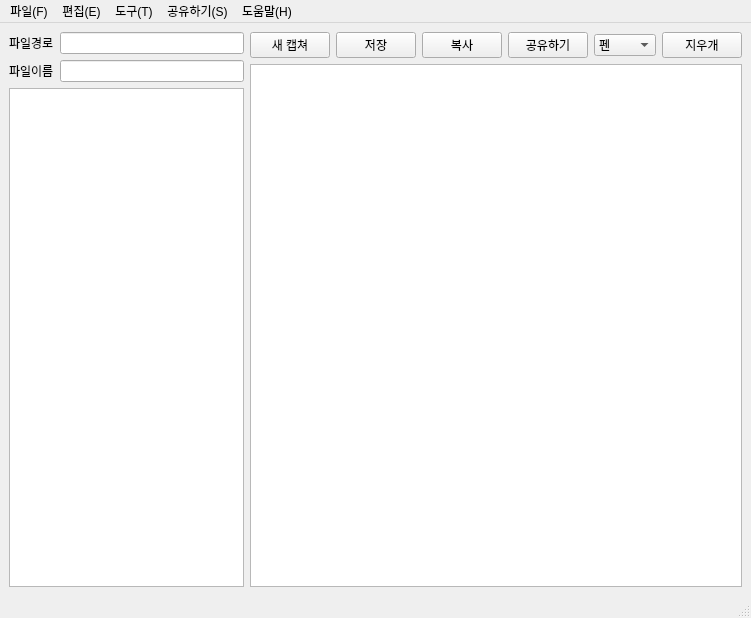
Qt form ui/capture.ui (jeongjeongguk/ADB_pyQT5) before a commit.
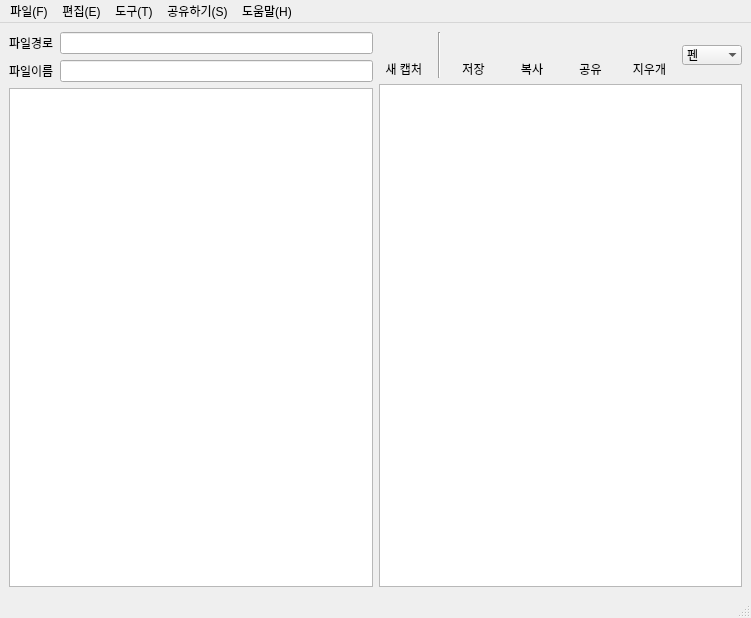
The same form after that commit. Icons and pictures are not drawn.

What changed in the file:
```diff
--- a/ui/capture.ui
+++ b/ui/capture.ui
@@ -57,39 +57,243 @@
      </layout>
     </item>
     <item>
-     <layout class="QVBoxLayout" name="verticalLayout">
+     <layout class="QVBoxLayout" name="verticalLayout_7">
       <item>
        <layout class="QHBoxLayout" name="horizontalLayout">
         <item>
-         <widget class="QPushButton" name="pushButton">
-          <property name="text">
-           <string>새 캡쳐</string>
-          </property>
-         </widget>
+         <layout class="QVBoxLayout" name="verticalLayout">
+          <item>
+           <widget class="QPushButton" name="pushButton">
+            <property name="contextMenuPolicy">
+             <enum>Qt::CustomContextMenu</enum>
+            </property>
+            <property name="layoutDirection">
+             <enum>Qt::LeftToRight</enum>
+            </property>
+            <property name="text">
+             <string/>
+            </property>
+            <property name="icon">
+             <iconset resource="capture.qrc">
+              <normaloff>:/button/icons/Capture_image.png</normaloff>:/button/icons/Capture_image.png</iconset>
+            </property>
+            <property name="iconSize">
+             <size>
+              <width>30</width>
+              <height>30</height>
+             </size>
+            </property>
+            <property name="autoRepeat">
+             <bool>false</bool>
+            </property>
+            <property name="default">
+             <bool>false</bool>
+            </property>
+            <property name="flat">
+             <bool>true</bool>
+            </property>
+           </widget>
+          </item>
+          <item>
+           <widget class="QLabel" name="label_3">
+            <property name="text">
+             <string>새 캡처 </string>
+            </property>
+            <property name="alignment">
+             <set>Qt::AlignCenter</set>
+            </property>
+           </widget>
+          </item>
+         </layout>
         </item>
         <item>
-         <widget class="QPushButton" name="pushButton_2">
-          <property name="text">
-           <string>저장</string>
+         <widget class="Line" name="line">
+          <property name="orientation">
+           <enum>Qt::Vertical</enum>
           </property>
          </widget>
         </item>
         <item>
-         <widget class="QPushButton" name="pushButton_3">
-          <property name="text">
-           <string>복사</string>
-          </property>
-         </widget>
+         <layout class="QVBoxLayout" name="verticalLayout_3">
+          <item>
+           <widget class="QPushButton" name="pushButton_2">
+            <property name="text">
+             <string/>
+            </property>
+            <property name="icon">
+             <iconset resource="capture.qrc">
+              <normaloff>:/button/icons/ALCapture_0019.ico</normaloff>
+              <normalon>:/button/icons/ALCapture_0021.ico</normalon>:/button/icons/ALCapture_0019.ico</iconset>
+            </property>
+            <property name="iconSize">
+             <size>
+              <width>30</width>
+              <height>30</height>
+             </size>
+            </property>
+            <property name="flat">
+             <bool>true</bool>
+            </property>
+           </widget>
+          </item>
+          <item>
+           <widget class="QLabel" name="label_4">
+            <property name="text">
+             <string>저장</string>
+            </property>
+            <property name="alignment">
+             <set>Qt::AlignCenter</set>
+            </property>
+           </widget>
+          </item>
+         </layout>
         </item>
         <item>
-         <widget class="QPushButton" name="pushButton_4">
-          <property name="text">
-           <string>공유하기</string>
-          </property>
-         </widget>
+         <layout class="QVBoxLayout" name="verticalLayout_4">
+          <item>
+           <widget class="QPushButton" name="pushButton_3">
+            <property name="text">
+             <string/>
+            </property>
+            <property name="icon">
+             <iconset resource="capture.qrc">
+              <normaloff>:/button/icons/ALCapture_0007.ico</normaloff>:/button/icons/ALCapture_0007.ico</iconset>
+            </property>
+            <property name="iconSize">
+             <size>
+              <width>30</width>
+              <height>30</height>
+             </size>
+            </property>
+            <property name="flat">
+             <bool>true</bool>
+            </property>
+           </widget>
+          </item>
+          <item>
+           <widget class="QLabel" name="label_5">
+            <property name="text">
+             <string>복사</string>
+            </property>
+            <property name="alignment">
+             <set>Qt::AlignCenter</set>
+            </property>
+           </widget>
+          </item>
+         </layout>
+        </item>
+        <item>
+         <layout class="QVBoxLayout" name="verticalLayout_5">
+          <item>
+           <widget class="QPushButton" name="pushButton_4">
+            <property name="whatsThis">
+             <string/>
+            </property>
+            <property name="text">
+             <string/>
+            </property>
+            <property name="icon">
+             <iconset resource="capture.qrc">
+              <normaloff>:/button/icons/TeamUP_0000.ico</normaloff>:/button/icons/TeamUP_0000.ico</iconset>
+            </property>
+            <property name="iconSize">
+             <size>
+              <width>25</width>
+              <height>25</height>
+             </size>
+            </property>
+            <property name="flat">
+             <bool>true</bool>
+            </property>
+           </widget>
+          </item>
+          <item>
+           <widget class="QLabel" name="label_6">
+            <property name="text">
+             <string>공유</string>
+            </property>
+            <property name="alignment">
+             <set>Qt::AlignCenter</set>
+            </property>
+           </widget>
+          </item>
+         </layout>
+        </item>
+        <item>
+         <layout class="QVBoxLayout" name="verticalLayout_6">
+          <item>
+           <widget class="QPushButton" name="pushButton_5">
+            <property name="text">
+             <string/>
+            </property>
+            <property name="icon">
+             <iconset resource="capture.qrc">
+              <normaloff>:/button/icons/ALCapture_0012.ico</normaloff>:/button/icons/ALCapture_0012.ico</iconset>
+            </property>
+            <property name="iconSize">
+             <size>
+              <width>30</width>
+              <height>30</height>
+             </size>
+            </property>
+            <property name="flat">
+             <bool>true</bool>
+            </property>
+           </widget>
+          </item>
+          <item>
+           <widget class="QLabel" name="label_7">
+            <property name="text">
+             <string>지우개</string>
+            </property>
+            <property name="alignment">
+             <set>Qt::AlignCenter</set>
+            </property>
+           </widget>
+          </item>
+         </layout>
         </item>
         <item>
          <widget class="QComboBox" name="comboBox">
+          <property name="enabled">
+           <bool>true</bool>
+          </property>
+          <property name="baseSize">
+           <size>
+            <width>0</width>
+            <height>0</height>
+           </size>
+          </property>
+          <property name="autoFillBackground">
+           <bool>false</bool>
+          </property>
+          <property name="inputMethodHints">
+           <set>Qt::ImhNone</set>
+          </property>
+          <property name="editable">
+           <bool>false</bool>
+          </property>
+          <property name="insertPolicy">
+           <enum>QComboBox::NoInsert</enum>
+          </property>
+          <property name="sizeAdjustPolicy">
+           <enum>QComboBox::AdjustToContentsOnFirstShow</enum>
+          </property>
+          <property name="iconSize">
+           <size>
+            <width>30</width>
+            <height>30</height>
+           </size>
+          </property>
+          <property name="duplicatesEnabled">
+           <bool>false</bool>
+          </property>
+          <property name="frame">
+           <bool>false</bool>
+          </property>
+          <property name="modelColumn">
+           <number>0</number>
+          </property>
           <item>
            <property name="text">
             <string>펜</string>
@@ -107,17 +311,14 @@
           </item>
          </widget>
         </item>
-        <item>
-         <widget class="QPushButton" name="pushButton_5">
-          <property name="text">
-           <string>지우개</string>
-          </property>
-         </widget>
-        </item>
        </layout>
       </item>
       <item>
-       <widget class="QGraphicsView" name="graphicsView"/>
+       <widget class="QGraphicsView" name="graphicsView">
+        <property name="whatsThis">
+         <string/>
+        </property>
+       </widget>
       </item>
      </layout>
     </item>
```
Left out of the diff: 29 changed lines with no effect on the pictures.
